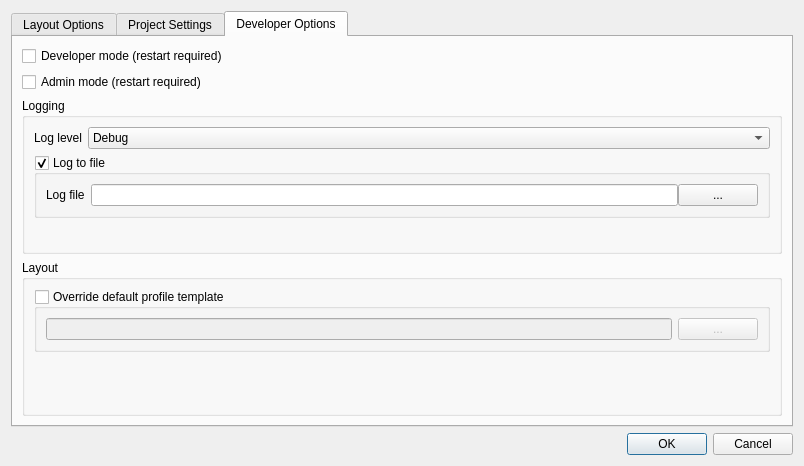
The window that plugin/teksi_wastewater/ui/twwsettingsdialog.ui (teksi/wastewater) describes before a commit, drawn with Qt 5.
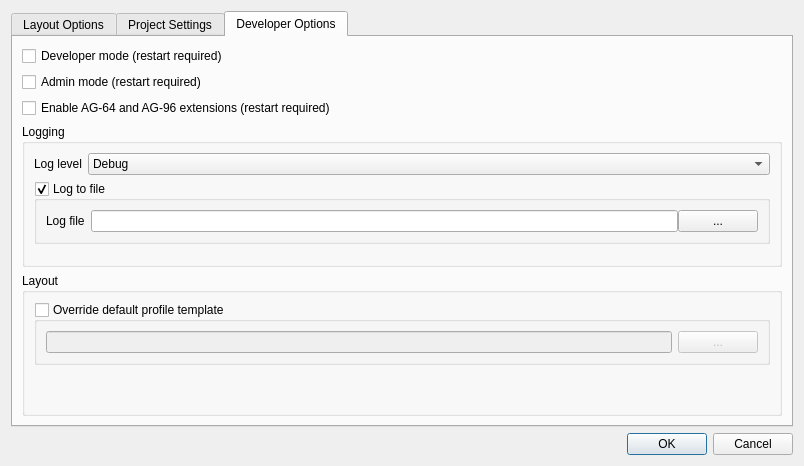
The same window after the commit. The open tabs and pages were chosen to show the change. Custom widgets are drawn as their Qt base class.

What changed in the file:
```diff
--- a/plugin/teksi_wastewater/ui/twwsettingsdialog.ui
+++ b/plugin/teksi_wastewater/ui/twwsettingsdialog.ui
@@ -185,7 +185,17 @@
          </property>
         </widget>
        </item>
-       <item row="3" column="0">
+	   <item row="2" column="0">
+        <widget class="QCheckBox" name="mCbAg6496Extension">
+         <property name="toolTip">
+          <string>Enables the functionalities for AG-64 and AG-96 extensions. The plugin needs to be reloaded.</string>
+         </property>
+         <property name="text">
+          <string>Enable AG-64 and AG-96 extensions (restart required)</string>
+         </property>
+        </widget>
+       </item>
+       <item row="4" column="0">
         <widget class="QGroupBox" name="mGbLayout">
          <property name="title">
           <string>Layout</string>
@@ -222,7 +232,7 @@
          </layout>
         </widget>
        </item>
-       <item row="2" column="0">
+       <item row="3" column="0">
         <widget class="QGroupBox" name="groupBox">
          <property name="title">
           <string>Logging</string>
```
